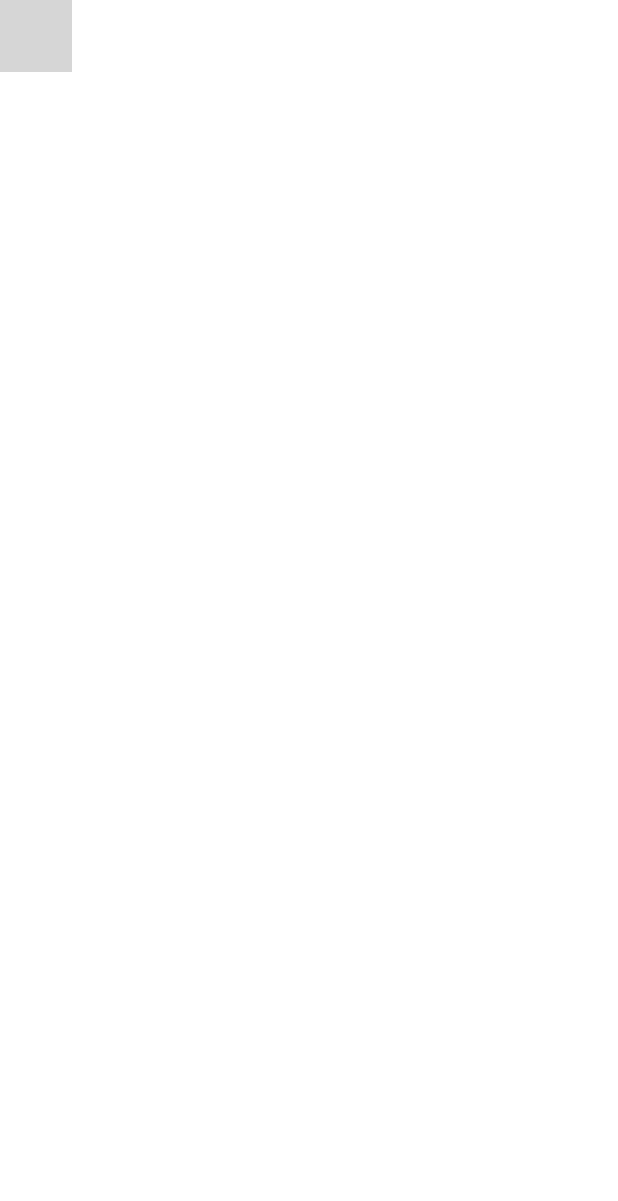
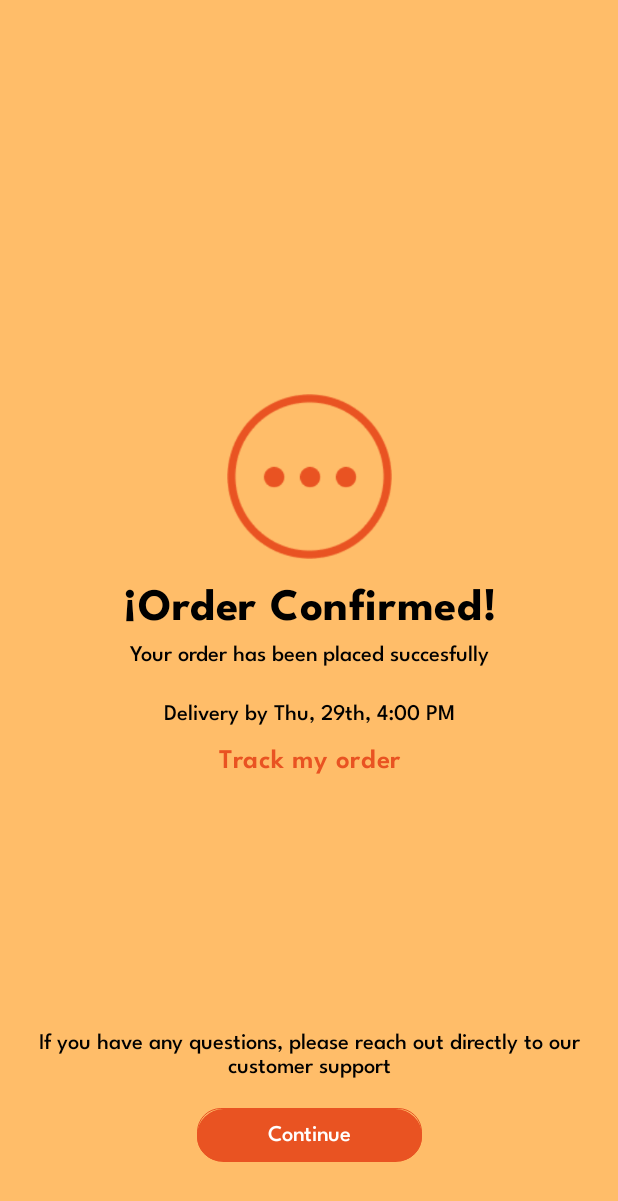
Before and after one commit to nirdidev05/Yalla_Drop, an Android app built with Jetpack Compose: the @Preview function GreetingPreview, on a phone screen of 412 x 824 dp. Shown: the top 1201 px of the screen. Run offline under Robolectric (Android 15) with nearby library versions, the phone set to English and light mode, and no system bars; grey boxes are pictures that could not be loaded.

Commit message:
Animation page for Canceling , Confirming is set

```diff
--- a/app/src/main/java/com/example/yalladrop/ActiveOrders.kt
+++ b/app/src/main/java/com/example/yalladrop/ActiveOrders.kt
@@ -41,7 +41,7 @@ fun ActiveOrders(navController: NavHostController) {
                 OrderListButton(content = "Canceled", active = false,OrderState.CANCELED , navController)
             }
 
-            if(list.isEmpty())
+            if(!list.isEmpty())
                 Column( modifier = Modifier.fillMaxHeight()) {
                     HorizontalDivider(
                         thickness = 1.5.dp,
--- /dev/null
+++ b/app/src/main/java/com/example/yalladrop/ConfirmedOrderAnimation.kt
@@ -0,0 +1,162 @@
+package com.example.yalladrop
+
+import androidx.compose.animation.AnimatedContent
+import androidx.compose.animation.ExperimentalAnimationApi
+import androidx.compose.animation.core.tween
+import androidx.compose.animation.fadeIn
+import androidx.compose.animation.fadeOut
+import androidx.compose.animation.scaleIn
+import androidx.compose.animation.scaleOut
+import androidx.compose.animation.with
+import androidx.compose.foundation.Image
+import androidx.compose.foundation.background
+import androidx.compose.foundation.border
+import androidx.compose.foundation.layout.Arrangement
+import androidx.compose.foundation.layout.Box
+import androidx.compose.foundation.layout.Column
+import androidx.compose.foundation.layout.fillMaxSize
+import androidx.compose.foundation.layout.padding
+import androidx.compose.foundation.layout.size
+import androidx.compose.foundation.shape.RoundedCornerShape
+import androidx.compose.material3.Button
+import androidx.compose.material3.ButtonDefaults
+import androidx.compose.material3.MaterialTheme
+import androidx.compose.material3.Scaffold
+import androidx.compose.material3.Text
+import androidx.compose.material3.TextButton
+import androidx.compose.runtime.Composable
+import androidx.compose.runtime.LaunchedEffect
+import androidx.compose.runtime.mutableStateOf
+import androidx.compose.runtime.remember
+import androidx.compose.ui.Alignment
+import androidx.compose.ui.Modifier
+import androidx.compose.ui.res.painterResource
+import com.example.yalladrop.ui.theme.CancelOrange
+import kotlinx.coroutines.delay
+import androidx.compose.runtime.*
+import androidx.compose.ui.draw.clip
+import androidx.compose.ui.graphics.Color
+import androidx.compose.ui.text.font.FontFamily
+import androidx.compose.ui.text.font.FontWeight
+import androidx.compose.ui.text.style.TextAlign
+import androidx.compose.ui.unit.dp
+import androidx.navigation.NavHostController
+import com.example.yalladrop.ui.theme.OrangeBase
+
+
+@OptIn(ExperimentalAnimationApi::class)
+@Composable
+fun ConfirmedOrderAnimation() {
+    var currentImageIndex by remember { mutableStateOf<Int>(0) }
+
+    // List of image resources
+    val images = listOf(
+        R.drawable.cancel1, // Replace with your drawable resources
+        R.drawable.cancel2,
+        R.drawable.cancel3,
+        R.drawable.confirmed4
+    )
+    Scaffold {
+            innerPadding ->  Box(
+        modifier = Modifier
+            .fillMaxSize()
+            .background(color = CancelOrange)
+            .padding(start = 10.dp, end = 10.dp, bottom = 50.dp),
+
+        ) {
+        Column(
+            modifier = Modifier
+                .fillMaxSize()
+                .align(Alignment.TopCenter)
+                .padding(horizontal = 30.dp),
+            verticalArrangement = Arrangement.Center,
+            horizontalAlignment = Alignment.CenterHorizontally
+        ) {
+
+
+            // Run the animation to display images one after the other
+            LaunchedEffect(Unit) {
+                for (index in images.indices) {
+                    currentImageIndex = index
+                    delay(1000L) // Delay for 1 second before showing the next image
+                }
+            }
+
+            AnimatedContent(
+                targetState = currentImageIndex,
+                transitionSpec = {
+                    if(targetState<=2) {
+                        fadeIn(animationSpec = tween(500)) with
+                                fadeOut(animationSpec = tween(500))
+                    }
+
+                    else {
+                        scaleIn(animationSpec = tween(1000)) with
+                                scaleOut(animationSpec = tween(500))
+                    }
+                },
+            ) { targetIndex ->
+                Image(
+                    painter = painterResource(id = images[targetIndex]),
+                    contentDescription = "Sequential Cancel",
+                    modifier = Modifier
+                        .size(150.dp, 150.dp)
+                        .padding(20.dp)
+                )
+            }
+            // Display the current image
+
+            Text(text = "¡Order Confirmed!", style = MaterialTheme.typography.titleLarge , textAlign = TextAlign.Center, modifier = Modifier.padding(bottom = 10.dp))
+            Text(
+                text = "Your order has been placed succesfully",
+                style = MaterialTheme.typography.labelMedium,
+                textAlign = TextAlign.Center
+            )
+
+            Text(
+                text = "Delivery by Thu, 29th, 4:00 PM",
+                style = MaterialTheme.typography.labelMedium,
+                textAlign = TextAlign.Center,
+                modifier = Modifier.padding(top = 25.dp)
+            )
+
+            TextButton(onClick = { /*TODO*/ }, ) {
+                Text(text = "Track my order" , textAlign = TextAlign.Center , style = MaterialTheme.typography.displayMedium, fontWeight = FontWeight.SemiBold, color = OrangeBase)
+            }
+        }
+
+        Column(modifier = Modifier.align(Alignment.BottomCenter) ,
+            horizontalAlignment = Alignment.CenterHorizontally
+        ) {
+            Text(
+                text = "If you have any questions, please reach out directly to our customer support",
+                style = MaterialTheme.typography.labelMedium,
+                textAlign = TextAlign.Center,
+                modifier = Modifier.padding(bottom = 20.dp)
+
+            )
+            Button(onClick = { /*TODO*/ }, modifier = Modifier
+                .size(150.dp, 35.dp)
+                .border(
+                    0.5.dp,
+                    MaterialTheme.colorScheme.onBackground,
+                    RoundedCornerShape(45)
+                ) // Apply border with the same rounded shape
+                .clip(RoundedCornerShape(38)),
+                colors = ButtonDefaults.buttonColors(containerColor = MaterialTheme.colorScheme.onBackground),
+
+
+                ) {
+                Text(
+                    text = "Continue",
+                    style = MaterialTheme.typography.labelMedium,
+                    color = Color.White
+                )
+            }
+        }
+
+    }
+
+    }
+
+}
--- a/app/src/main/java/com/example/yalladrop/FoodCard.kt
+++ b/app/src/main/java/com/example/yalladrop/FoodCard.kt
@@ -204,7 +204,7 @@ fun FoodCard(item:FoodItems , state:OrderState,navController: NavHostController)
                         ) {
                             Button(
                                 onClick = {
-                                    navController.navigate("CancelOrder")
+                                    navController.navigate("CancelOrderReasons")
                                 },
                                 modifier = Modifier
                                     .height(26.dp)
--- a/app/src/main/java/com/example/yalladrop/LeaveReview.kt
+++ b/app/src/main/java/com/example/yalladrop/LeaveReview.kt
@@ -48,8 +48,7 @@ fun LeaveReview(navController: NavHostController) {
             horizontalAlignment = Alignment.CenterHorizontally,
             modifier = Modifier
                 .fillMaxSize()
-                .padding(horizontal = 10.dp)
-                .padding(bottom = 40.dp),
+                .padding(horizontal = 10.dp),
             verticalArrangement = Arrangement.SpaceBetween,
         ) {
             Column (
--- a/app/src/main/java/com/example/yalladrop/MainActivity.kt
+++ b/app/src/main/java/com/example/yalladrop/MainActivity.kt
@@ -34,9 +34,7 @@ class MainActivity : ComponentActivity() {
 @Composable
 fun GreetingPreview() {
     YallaDropTheme {
-        PrincipaleBackGroound(title = "My Title" ,){
-            Text(text = "Work!")
-        }
+        ConfirmedOrderAnimation()
     }
 }
 
--- a/app/src/main/java/com/example/yalladrop/Navigation.kt
+++ b/app/src/main/java/com/example/yalladrop/Navigation.kt
@@ -16,9 +16,10 @@ fun Navigation() {
         composable("ActiveOrders") { ActiveOrders(navController) }
         composable("CanceledOrders") { CanceledOrders(navController) }
         composable("CompletedOrders") { CompletedOrders(navController) }
-        composable("CancelOrder") { CancelOrder(navController) }
+        composable("CancelOrderReasons") { CancelOrder(navController) }
         composable("LeaveReview") { LeaveReview(navController) }
-
+        composable("CancelOrderAnimation") { CancelOrderAnimation(navController) }
+        //composable("ConfirmedOrderAnimation") { ConfirmedOrderAnimation(navController) }
 
 
     }
--- a/app/src/main/java/com/example/yalladrop/ui/theme/Color.kt
+++ b/app/src/main/java/com/example/yalladrop/ui/theme/Color.kt
@@ -14,6 +14,7 @@ val Pink40 = Color(0xFF7D5260)
 
 val Orange = Color(("#FFFF7622").toColorInt())
 val Orange31 =Color("#4FFC6E2A".toColorInt())
-val OrangeDark = Color(("#FFE95322").toColorInt())
+val OrangeBase = Color(("#FFE95322").toColorInt())
 val OrangeTransparent =  Color("#FFD8C7".toColorInt())
 val Gray = Color.Gray
+val CancelOrange  = Color("#FFBD69".toColorInt())
--- a/app/src/main/java/com/example/yalladrop/ui/theme/Theme.kt
+++ b/app/src/main/java/com/example/yalladrop/ui/theme/Theme.kt
@@ -21,7 +21,7 @@ private val LightColorScheme = lightColorScheme(
     primary = Orange,
     secondary = Orange31,
     tertiary = Gray ,
-    onBackground = OrangeDark,
+    onBackground = OrangeBase,
     surface = OrangeTransparent,
     /* Other default colors to override
     background = Color(0xFFFFFBFE),
```
Also changed, not shown: app/src/main/java/com/example/yalladrop/CancelOrderAnimation.kt (added, +140 -0 lines), app/src/main/java/com/example/yalladrop/CancelOrderReasons.kt (renamed from app/src/main/java/com/example/yalladrop/CancelOrder.kt, +9 -3 lines), app/src/main/res/drawable/cancel1.png (added), app/src/main/res/drawable/cancel2.png (added), app/src/main/res/drawable/cancel3.png (added), app/src/main/res/drawable/cancel4.png (added), app/src/main/res/drawable/confirmed4.png (added).
